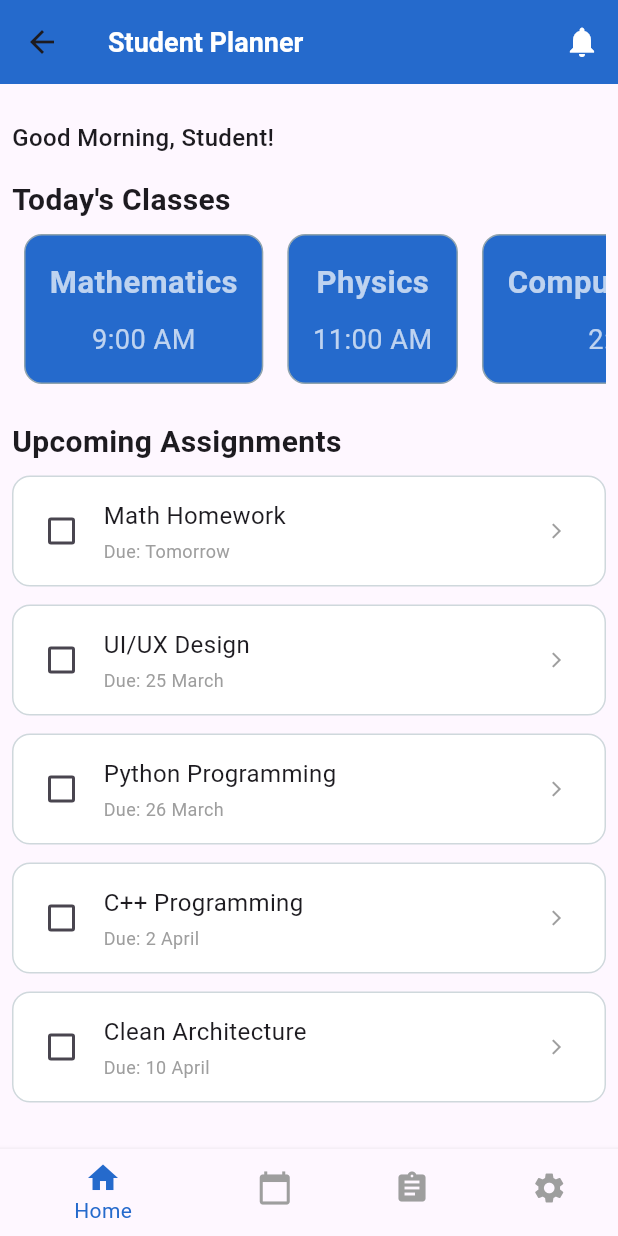
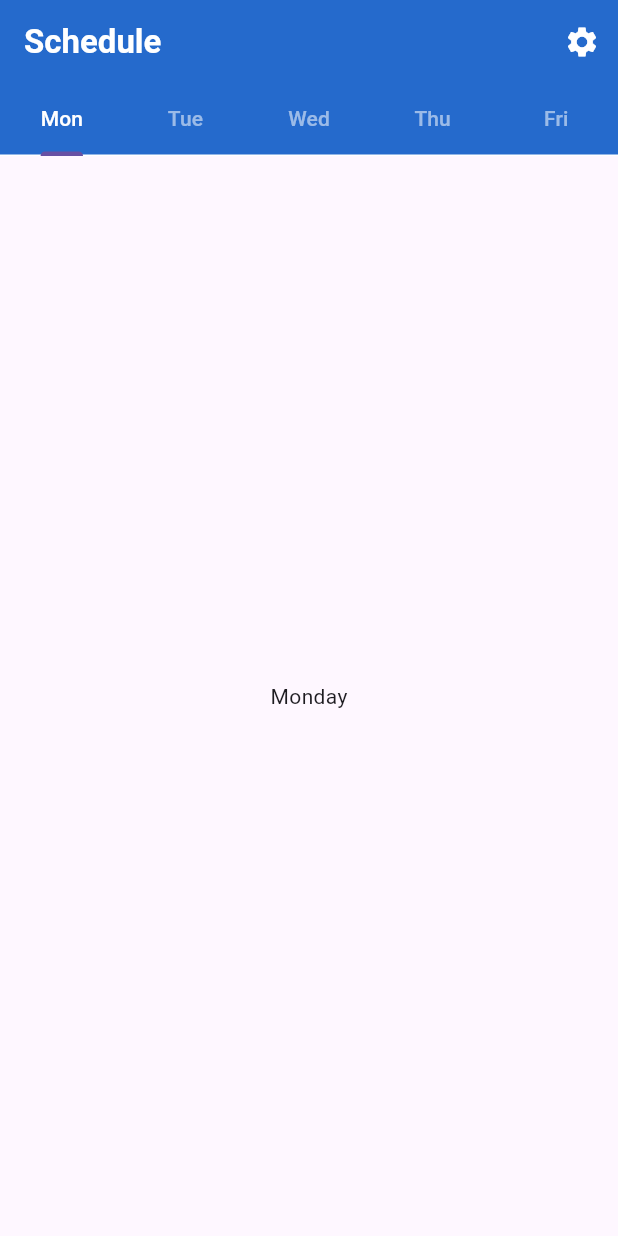
Before and after one commit to ahishakiyeyv/PlannApp, a Flutter app: the HomeScreen screen opened directly, item 2 of the bottom bar chosen, on a phone screen of 412 x 824 dp. Run offline on Flutter 3.47's test engine with Material 3 defaults, Android fonts, the phone set to English and light mode, and no system bars.

Commit message:
schedule screen added

```diff
--- a/lib/features/home/home_screen.dart
+++ b/lib/features/home/home_screen.dart
@@ -1,4 +1,5 @@
 import 'package:flutter/material.dart';
+import 'package:plannapp/features/schedule/schedule_screen.dart';
 import 'package:plannapp/features/splash/splash_screen.dart';
 
 class HomeScreen extends StatefulWidget {
@@ -552,7 +553,7 @@ class _HomeScreenState extends State<HomeScreen> {
             // Navigate to ScheduleScreen
             Navigator.pushReplacement(
               context,
-              MaterialPageRoute(builder: (context) => const HomeScreen()),
+              MaterialPageRoute(builder: (context) => const ScheduleScreen()),
             );
           } else if (index == 2) {
             // Navigate to AssignmentsScreen
--- /dev/null
+++ b/lib/features/schedule/schedule_screen.dart
@@ -0,0 +1,35 @@
+import 'package:flutter/material.dart';
+
+class ScheduleScreen extends StatelessWidget {
+  const ScheduleScreen({super.key});
+
+  @override
+  Widget build(BuildContext context) {
+    return MaterialApp(
+      debugShowCheckedModeBanner: false,
+      home: DefaultTabController(
+        length: 5,
+      child: Scaffold(
+        appBar: AppBar(
+         backgroundColor: Color(0xff256ACC),
+         title: const Text('Schedule', style: TextStyle(color: Colors.white, fontWeight: FontWeight.w700,),),
+         actions: [
+          IconButton(onPressed: (){print('clicked on settings');}, icon: Icon(Icons.settings), color: Colors.white,),
+          ],
+          bottom: const TabBar(
+            labelColor: Colors.white,
+            dividerColor: Colors.white,
+            unselectedLabelColor: Colors.white54,
+            tabs: [Tab(child: Text('Mon')),Tab(child: Text('Tue')),Tab(child: Text('Wed')),Tab(child: Text('Thu')),Tab(child: Text('Fri'))],
+          ),),
+          body: const TabBarView(children: [
+            Center(child: Text('Monday')),
+            Center(child: Text('Tuesday')),
+            Center(child: Text('Wednesday')),
+            Center(child: Text('Thursday')),
+            Center(child: Text('Friday')),
+          ]),
+        ),
+    ),);
+  }
+}
```
